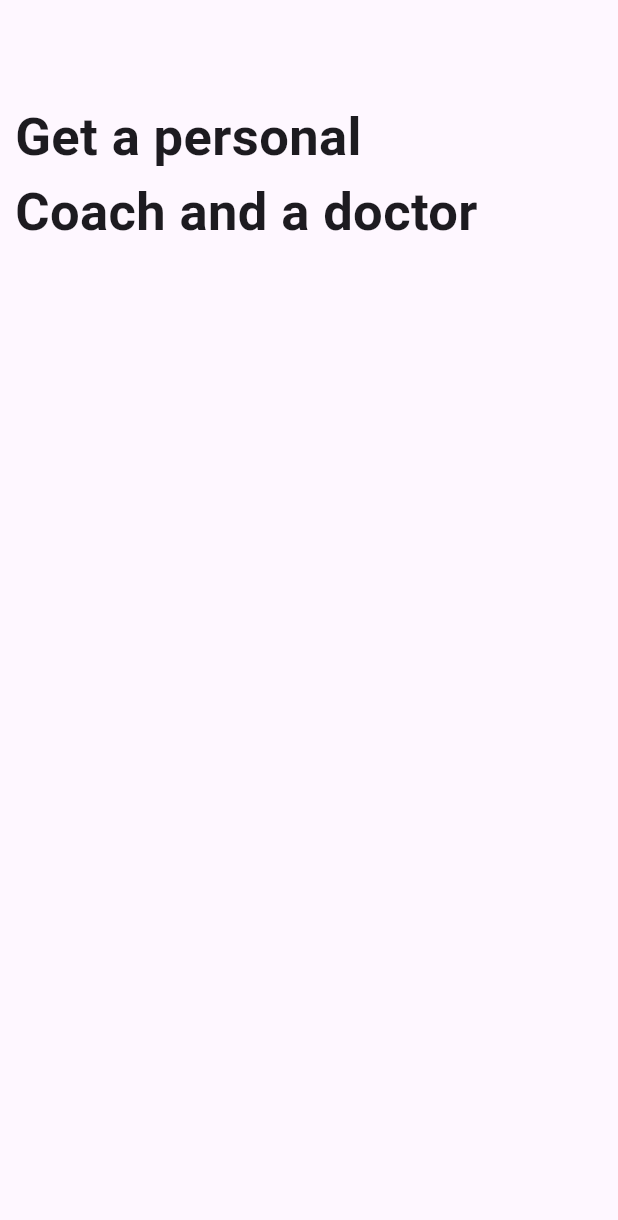
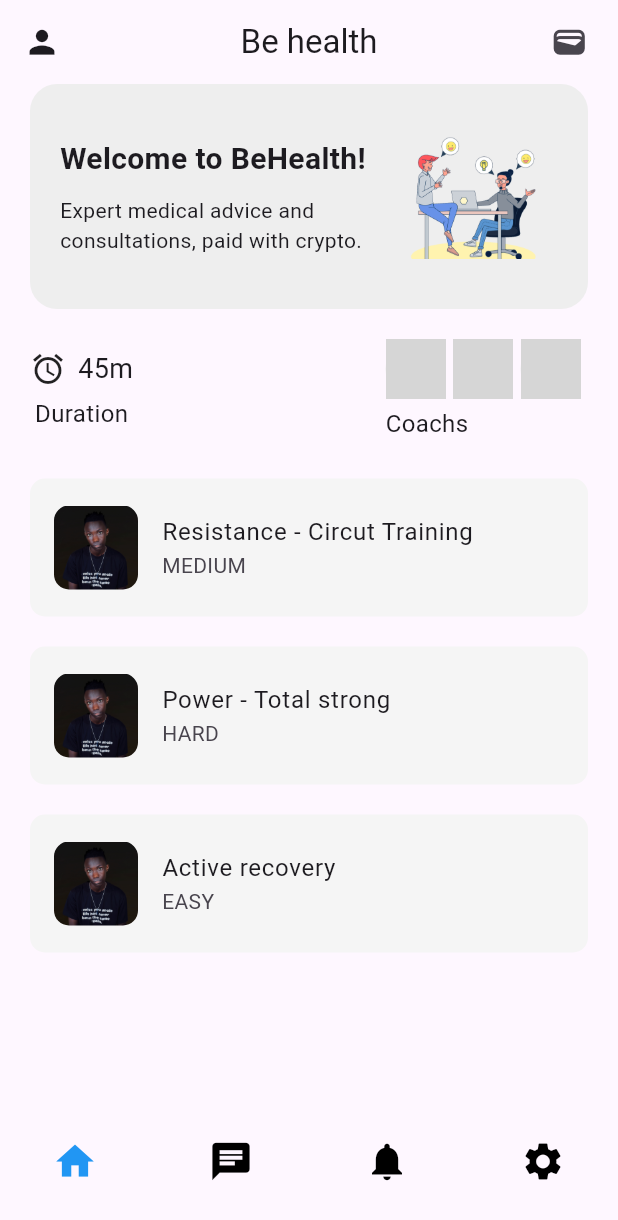
Before and after one commit to kasujjabash/beHealth, a Flutter app: the screen it shows after launch, on a phone screen of 412 x 824 dp. Shown: the top 1220 px of the screen. Run offline on Flutter 3.47's test engine with Material 3 defaults, Android fonts, the phone set to English and light mode, and no system bars; drawn by our look-alikes of google_nav_bar; grey boxes are pictures that could not be loaded.

Commit message:
Home page modified

```diff
--- a/lib/componets/banner.dart
+++ b/lib/componets/banner.dart
@@ -2,22 +2,57 @@ import 'package:flutter/material.dart';
 
 class HomeBanner extends StatelessWidget {
   final String text;
+  final String subText;
+  final String image;
 
-  const HomeBanner({super.key, required this.text});
+  const HomeBanner({
+    super.key,
+    required this.text,
+    required this.subText,
+    required this.image,
+  });
 
   @override
   Widget build(BuildContext context) {
     return Container(
       padding: const EdgeInsets.all(20),
       decoration: BoxDecoration(
-          color: Colors.grey, borderRadius: BorderRadius.circular(18)),
+        color: Colors.grey.shade200,
+        borderRadius: BorderRadius.circular(18),
+      ),
       width: MediaQuery.of(context).size.width,
-      height: 200,
-      child: Center(
-        child: Text(
-          text,
-          style: const TextStyle(fontSize: 30),
-        ),
+      height: 150,
+      child: Row(
+        crossAxisAlignment: CrossAxisAlignment.center,
+        mainAxisAlignment: MainAxisAlignment.start,
+        children: [
+          Expanded(
+            flex: 2, // Adjust the flex value as needed
+            child: Column(
+              crossAxisAlignment: CrossAxisAlignment.start,
+              mainAxisAlignment: MainAxisAlignment.center,
+              children: [
+                Text(
+                  text,
+                  style: const TextStyle(
+                      fontSize: 20, fontWeight: FontWeight.bold),
+                ),
+                const SizedBox(
+                  height: 10,
+                ),
+                Text(subText),
+              ],
+            ),
+          ),
+          Expanded(
+            flex: 1, // Adjust the flex value as needed
+            child: Image.asset(
+              image,
+              // height: 100,
+              fit: BoxFit.cover,
+            ),
+          ),
+        ],
       ),
     );
   }
--- /dev/null
+++ b/lib/componets/my_nav_bar.dart
@@ -0,0 +1,31 @@
+import 'package:flutter/material.dart';
+import 'package:google_nav_bar/google_nav_bar.dart';
+
+class MyNavBar extends StatelessWidget {
+  void Function(int)? onTabChange;
+  MyNavBar({super.key, required this.onTabChange});
+
+  @override
+  Widget build(BuildContext context) {
+    return Container(
+      margin: const EdgeInsets.all(10),
+      child: GNav(
+          onTabChange: (value) => onTabChange!(value),
+          activeColor: Colors.blue,
+          color: Colors.black,
+          iconSize: 30,
+          tabs: const [
+            GButton(
+              icon: Icons.home,
+            ),
+            GButton(
+              icon: Icons.chat,
+            ),
+            GButton(icon: Icons.notifications),
+            GButton(
+              icon: Icons.settings,
+            ),
+          ]),
+    );
+  }
+}
--- a/lib/models/doctors_model/doctor.dart
+++ /dev/null
@@ -1,8 +0,0 @@
-class Doctor {
-  final String name;
-  final String doctitle;
-  final String image;
-  final String status;
-  // final dynamic rating;
-  Doctor({required this.name, required this.doctitle, required this.image, required this.status});
-}
--- a/lib/models/doctors_model/doctors.dart
+++ /dev/null
@@ -1,35 +0,0 @@
-import 'doctor.dart';
-
-class Doctors {
-  final List<Doctor> doctor = [
-    Doctor(
-      name: 'Dr. Mark Opio',
-      doctitle: 'Dentist',
-      image: 'lib/images/bash.png',
-      status: 'Available',
-    ),
-    Doctor(
-        name: 'Dr. Shafique Nsubuga',
-        doctitle: 'Surgon',
-        image: 'lib/images/bash.png',
-        status: 'Available'),
-    Doctor(
-        name: 'Dr. Oscar Rukundo',
-        doctitle: 'Surgon',
-        image: 'lib/images/bash.png',
-        status: 'Available'),
-    Doctor(
-        name: 'Dr. Mark Opio',
-        doctitle: 'Dentist',
-        image: 'lib/images/bash.png',
-        status: 'Not available'),
-    Doctor(
-        name: 'Dr. Mark Opio',
-        doctitle: 'Dentist',
-        image: 'lib/images/bash.png',
-        status: 'Not available'),
-  ];
-  /* GETTERS GO HERE*/
-  // getter for the list
-  List<Doctor> get _doctor => doctor;
-}
--- a/lib/pages/health.dart
+++ /dev/null
@@ -1,37 +0,0 @@
-import 'package:flutter/material.dart';
-import '../componets/doctors_tile.dart';
-import '../models/doctors_model/doctors.dart';
-
-class Health extends StatelessWidget {
-  const Health({super.key});
-
-  @override
-  Widget build(BuildContext context) {
-    return Scaffold(
-      appBar: AppBar(
-        title: const Text("Talk to a doctor"),
-        centerTitle: true,
-      ),
-      body: Padding(
-        padding: const EdgeInsets.symmetric(horizontal: 15),
-        child: Column(
-          children: [
-            //get access to the health related content
-            Expanded(
-              child: ListView.builder(
-                itemCount: Doctors().doctor.length,
-                itemBuilder: (context, index) {
-                  final doctor = Doctors().doctor[index];
-                  return DoctorsTile(
-                    doctors: doctor,
-                  );
-                },
-              ),
-            ),
-            // Book doctors appointment
-          ],
-        ),
-      ),
-    );
-  }
-}
--- a/lib/pages/home.dart
+++ /dev/null
@@ -1,44 +0,0 @@
-import 'package:flutter/material.dart';
-
-import '../componets/banner.dart';
-
-class HomePage extends StatelessWidget {
-  const HomePage({super.key});
-
-  @override
-  Widget build(BuildContext context) {
-    return const Scaffold(
-      // appBar: AppBar(
-      //     // title: const Text('BeHealth'),
-      //     // centerTitle: true,
-      //     ),
-      body: Padding(
-        padding: EdgeInsets.symmetric(horizontal: 10),
-        child: Column(
-          crossAxisAlignment: CrossAxisAlignment.start,
-          children: [
-            SizedBox(
-              height: 30,
-            ),
-            // date
-            Text(
-              '',
-              style: TextStyle(fontSize: 25, fontWeight: FontWeight.bold),
-            ),
-            //Subscribe to get access more features
-            Text(
-              'Get a personal\nCoach and a doctor',
-              style: TextStyle(fontSize: 35, fontWeight: FontWeight.bold),
-            ),
-            SizedBox(
-              height: 10,
-            ),
-            // HomeBanner(
-            //   text: 'Make pay through crypto',
-            // )
-          ],
-        ),
-      ),
-    );
-  }
-}
--- /dev/null
+++ b/lib/pages/home_page.dart
@@ -0,0 +1,43 @@
+import 'package:behealth/screens/home_screen.dart';
+import 'package:flutter/material.dart';
+
+import '../componets/my_nav_bar.dart';
+import '../screens/chat_screens.dart';
+import '../screens/notifications_screen.dart';
+import '../screens/settings_screen.dart';
+
+class HomePage extends StatefulWidget {
+  const HomePage({super.key});
+
+  @override
+  State<HomePage> createState() => _HomePageState();
+}
+
+class _HomePageState extends State<HomePage> {
+  //?Navigate buttom bar
+  // selected index
+  int _selectedIndex = 0;
+
+  void navigateBottomBar(int index) {
+    setState(() {
+      _selectedIndex = index;
+    });
+  }
+
+  //list of pages
+  final List<Widget> _pages = [
+    const HomeScreen(),
+    const ChatScreen(),
+    const NotificationsScreen(),
+    const SettingsScreen()
+  ];
+  @override
+  Widget build(BuildContext context) {
+    return Scaffold(
+      bottomNavigationBar: MyNavBar(
+        onTabChange: (index) => navigateBottomBar(index),
+      ),
+      body: _pages[_selectedIndex],
+    );
+  }
+}
--- a/lib/pages/work_out.dart
+++ b/lib/screens/home_screen.dart
@@ -3,20 +3,24 @@ import 'package:flutter/material.dart';
 import '../componets/activitytile.dart';
 import '../componets/avatar.dart';
 import '../componets/banner.dart';
-import 'wortout_details_page.dart';
+import '../pages/wortout_details_page.dart';
 
-class WorkOut extends StatelessWidget {
-  const WorkOut({super.key});
+class HomeScreen extends StatelessWidget {
+  const HomeScreen({super.key});
 
   @override
   Widget build(BuildContext context) {
     return Scaffold(
       appBar: AppBar(
-        title: const Text('Work out'),
+        title: const Text('Be health'),
         centerTitle: true,
+        leading: const Icon(
+          Icons.person,
+          size: 25,
+        ),
         actions: const [
           Icon(
-            Icons.notifications_active,
+            Icons.wallet,
             size: 25,
           ),
           Padding(padding: EdgeInsets.all(10))
@@ -25,11 +29,13 @@ class WorkOut extends StatelessWidget {
       body: Padding(
         padding: const EdgeInsets.symmetric(horizontal: 20),
         child: Column(
-
           children: [
             //banner
             const HomeBanner(
-              text: "Today's workout",
+              text: "Welcome to BeHealth!",
+              subText:
+                  'Expert medical advice and \nconsultations, paid with crypto.',
+              image: 'lib/images/banner_image.png',
             ),
             const SizedBox(
               height: 20,
```
Also changed, not shown: lib/componets/doctors_tile.dart (deleted, +0 -71 lines), lib/componets/my_grids.dart (added, +18 -0 lines), lib/main.dart (+4 -3 lines), lib/pages/book_appointment.dart (deleted, +0 -22 lines), lib/screens/chat_screens.dart (added, +14 -0 lines), lib/screens/notifications_screen.dart (added, +14 -0 lines), lib/screens/settings_screen.dart (added, +14 -0 lines), lib/images/banner_image.png (added).
